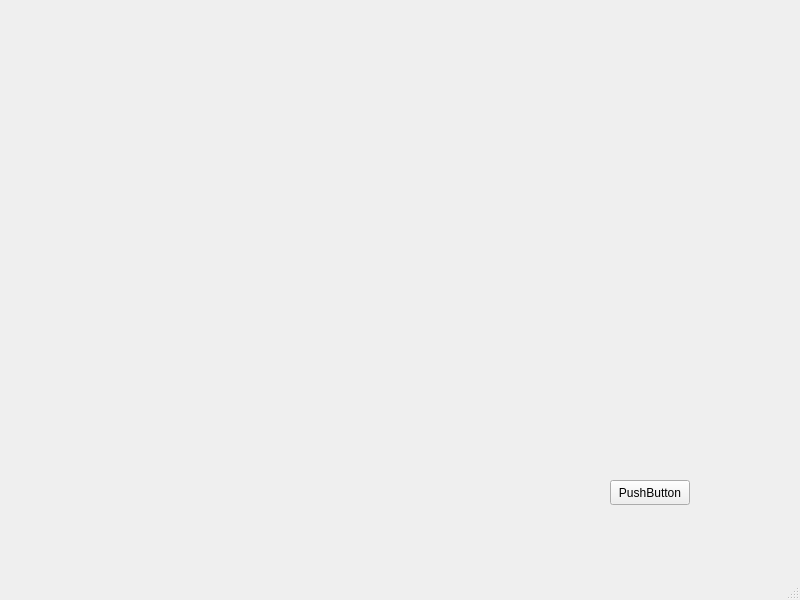
Old version of the form source/Ui/MainWindow.ui in the repository gzieba/RealEngine.
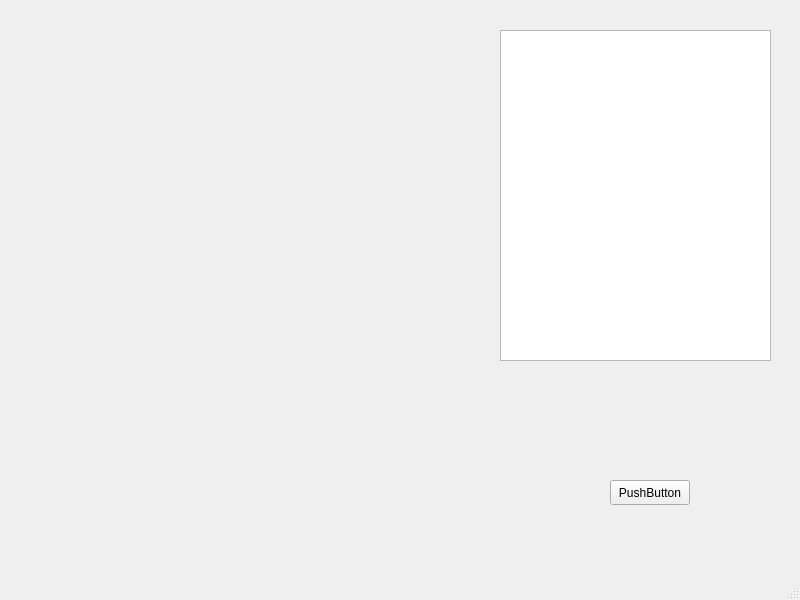
New version of the form.

```diff
--- a/source/Ui/MainWindow.ui
+++ b/source/Ui/MainWindow.ui
@@ -27,6 +27,16 @@
      <string>PushButton</string>
     </property>
    </widget>
+   <widget class="QListView" name="fileList">
+    <property name="geometry">
+     <rect>
+      <x>500</x>
+      <y>30</y>
+      <width>271</width>
+      <height>331</height>
+     </rect>
+    </property>
+   </widget>
   </widget>
   <widget class="QMenuBar" name="menubar">
    <property name="geometry">
```
